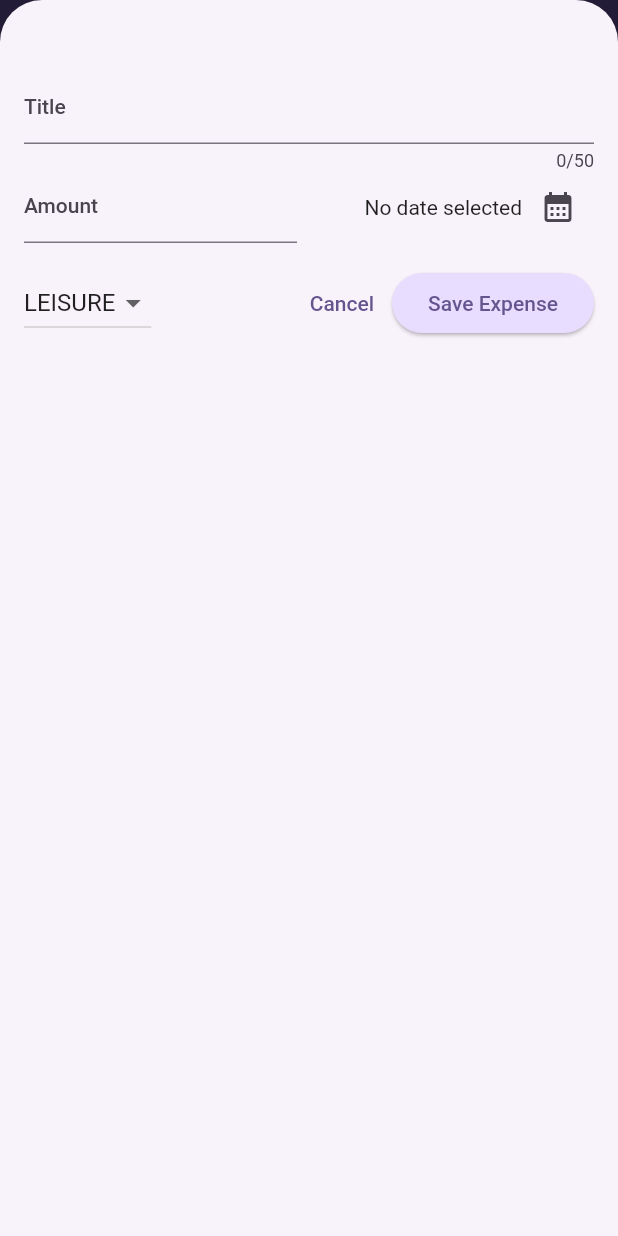
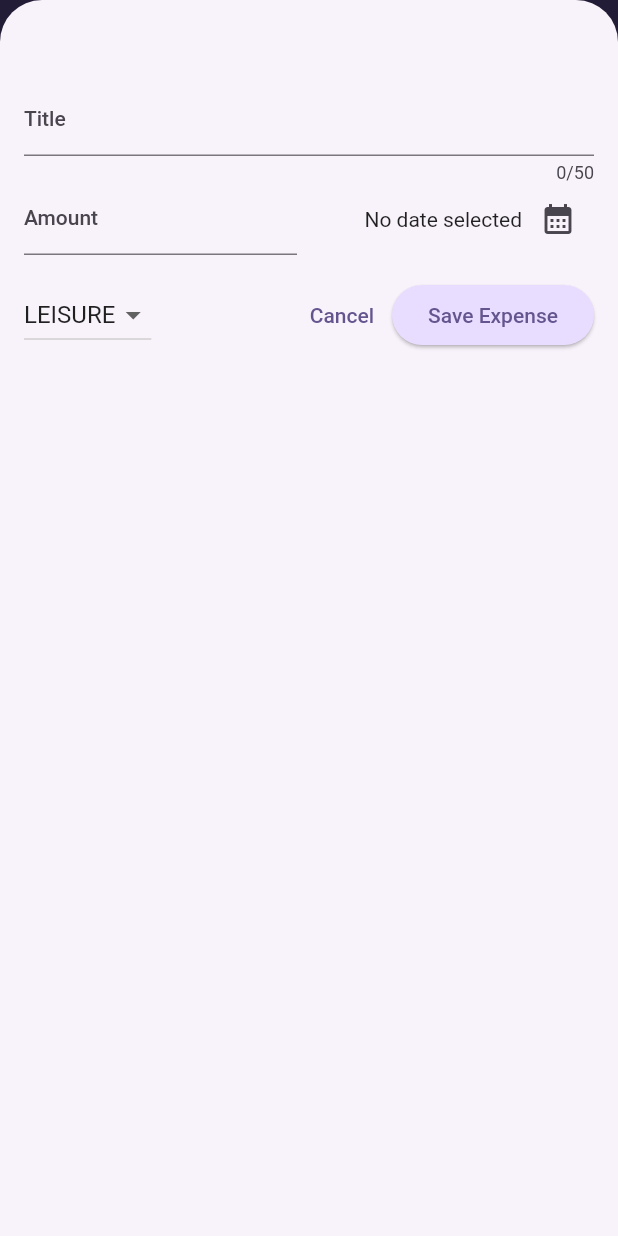
Before and after one commit to raunakb03/flutter_expenses_app, a Flutter app: the screen it shows after launch, after a tap on the "add" icon, on a phone screen of 412 x 824 dp. Run offline on Flutter 3.47's test engine with Material 2 defaults, Android fonts, the phone set to English and light mode, and no system bars.

Commit message:
media query

```diff
--- a/lib/main.dart
+++ b/lib/main.dart
@@ -1,6 +1,5 @@
 import 'package:exepense_tracker/widgets/expenses.dart';
 import 'package:flutter/material.dart';
-import 'package:flutter/services.dart';
 
 var kColorScheme = ColorScheme.fromSeed(
   seedColor: const Color.fromARGB(255, 96, 59, 181),
@@ -12,11 +11,7 @@ var kDarkColorScheme = ColorScheme.fromSeed(
 );
 
 void main() {
-  WidgetsFlutterBinding.ensureInitialized();
-  SystemChrome.setPreferredOrientations([
-    DeviceOrientation.portraitUp,
-  ]).then((fn) {
-    runApp(
+  return runApp(
     MaterialApp(
       darkTheme: ThemeData.dark().copyWith(
         useMaterial3: true,
@@ -66,5 +61,4 @@ void main() {
       home: const Expenses(),
     ),
   );
-  });
 }
--- a/lib/widgets/expenses.dart
+++ b/lib/widgets/expenses.dart
@@ -35,7 +35,11 @@ class _Expenses extends State<Expenses> {
         isScrollControlled: true,
         context: context,
         builder: (ctx) {
-          return NewExpense(onAddExpense: _addExpense);
+          return SafeArea(
+            child: NewExpense(
+              onAddExpense: _addExpense,
+            ),
+          );
         });
   }
 
@@ -69,6 +73,8 @@ class _Expenses extends State<Expenses> {
 
   @override
   Widget build(BuildContext context) {
+    final width = MediaQuery.of(context).size.width;
+
     Widget mainContent = const Center(
       child: Text('No expenses found Start adding some!'),
     );
@@ -89,9 +95,22 @@ class _Expenses extends State<Expenses> {
           ),
         ],
       ),
-      body: Column(
+      body: width < 600
+          ? Column(
               children: [
                 Chart(expenses: _registeredExpenses),
+                Expanded(
+                  child: mainContent,
+                ),
+              ],
+            )
+          : Row(
+              children: [
+                Expanded(
+                  child: Chart(
+                    expenses: _registeredExpenses,
+                  ),
+                ),
                 Expanded(
                   child: mainContent,
                 ),
--- a/lib/widgets/new_expense.dart
+++ b/lib/widgets/new_expense.dart
@@ -76,10 +76,46 @@ class _NewExpense extends State<NewExpense> {
 
   @override
   Widget build(BuildContext context) {
+    final keyboardSpace = MediaQuery.of(context).viewInsets.bottom;
+
+    return LayoutBuilder(builder: (ctx, constraints) {
+      final width = constraints.maxWidth;
+
       return Padding(
-      padding: const EdgeInsets.fromLTRB(16, 48, 16, 16),
+        padding: EdgeInsets.fromLTRB(
+            16, AppBar().preferredSize.height, 16, keyboardSpace + 16),
+        child: SizedBox(
+          height: double.infinity,
+          child: SingleChildScrollView(
             child: Column(
               children: [
+                if (width >= 600)
+                  Row(
+                    crossAxisAlignment: CrossAxisAlignment.start,
+                    children: [
+                      Expanded(
+                        child: TextField(
+                          controller: _titleController,
+                          maxLength: 50,
+                          decoration: const InputDecoration(
+                            label: Text('Title'),
+                          ),
+                        ),
+                      ),
+                      const SizedBox(width: 24),
+                      Expanded(
+                        child: TextField(
+                          controller: _amountController,
+                          keyboardType: TextInputType.number,
+                          decoration: const InputDecoration(
+                            prefixText: '\$ ',
+                            label: Text('Amount'),
+                          ),
+                        ),
+                      ),
+                    ],
+                  )
+                else
                   TextField(
                     controller: _titleController,
                     maxLength: 50,
@@ -89,6 +125,52 @@ class _NewExpense extends State<NewExpense> {
                   ),
 
                 // row to show the amount and date picker input section
+                if (width >= 600)
+                  Row(
+                    children: [
+                      DropdownButton(
+                        value: _selectedCategory,
+                        items: Category.values
+                            .map(
+                              (category) => DropdownMenuItem(
+                                value: category,
+                                child: Text(
+                                  category.name.toUpperCase(),
+                                ),
+                              ),
+                            )
+                            .toList(),
+                        onChanged: (value) {
+                          setState(() {
+                            if (value == null) return;
+                            _selectedCategory = value;
+                          });
+                        },
+                      ),
+                      const SizedBox(width: 24),
+                      Expanded(
+                        // row to show selected date and date picker
+                        child: Row(
+                          mainAxisAlignment: MainAxisAlignment.end,
+                          crossAxisAlignment: CrossAxisAlignment.center,
+                          children: [
+                            Text(
+                              _selectedDate == null
+                                  ? "No date selected"
+                                  : formatter.format(
+                                      _selectedDate!,
+                                    ),
+                            ),
+                            IconButton(
+                              onPressed: _presentDatePicker,
+                              icon: const Icon(Icons.calendar_month),
+                            ),
+                          ],
+                        ),
+                      )
+                    ],
+                  )
+                else
                   Row(
                     children: [
                       Expanded(
@@ -126,6 +208,24 @@ class _NewExpense extends State<NewExpense> {
                   ),
                 const SizedBox(height: 16),
                 // row to show the buttons
+                if (width >= 600)
+                  Row(
+                    children: [
+                      const Spacer(),
+                      TextButton(
+                        onPressed: () {
+                          // removes overlay from the screen
+                          Navigator.pop(context);
+                        },
+                        child: const Text('Cancel'),
+                      ),
+                      ElevatedButton(
+                        onPressed: _submitExpenseData,
+                        child: const Text('Save Expense'),
+                      )
+                    ],
+                  )
+                else
                   Row(
                     children: [
                       DropdownButton(
@@ -163,6 +263,9 @@ class _NewExpense extends State<NewExpense> {
                   )
               ],
             ),
+          ),
+        ),
       );
+    });
   }
 }
```
Lines whose indentation alone changed are shown as unchanged.
